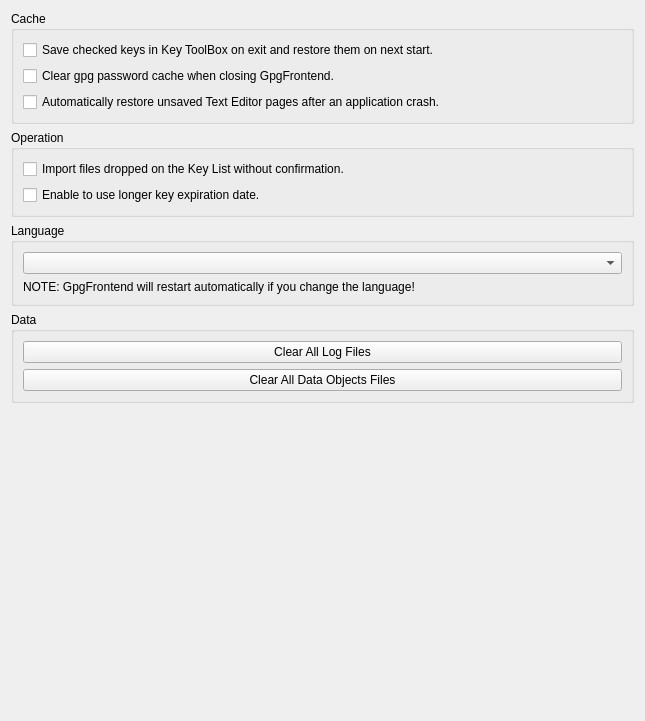
The window that ui/GeneralSettings.ui (saturneric/GpgFrontend) describes before a commit, drawn with Qt 5.
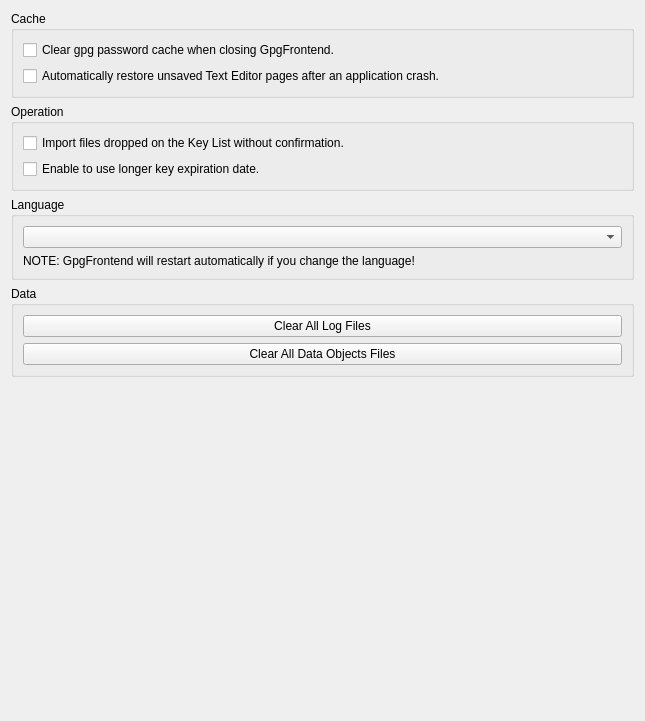
The same window after the commit.

The edit to the form file:
```diff
--- a/ui/GeneralSettings.ui
+++ b/ui/GeneralSettings.ui
@@ -24,13 +24,6 @@
        <layout class="QGridLayout" name="gridLayout_3">
         <item row="0" column="0">
          <layout class="QVBoxLayout" name="verticalLayout_3">
-          <item>
-           <widget class="QCheckBox" name="saveCheckedKeysCheckBox">
-            <property name="text">
-             <string>Save checked keys in Key ToolBox on exit and restore them on next start.</string>
-            </property>
-           </widget>
-          </item>
           <item>
            <widget class="QCheckBox" name="clearGpgPasswordCacheCheckBox">
             <property name="text">
```
